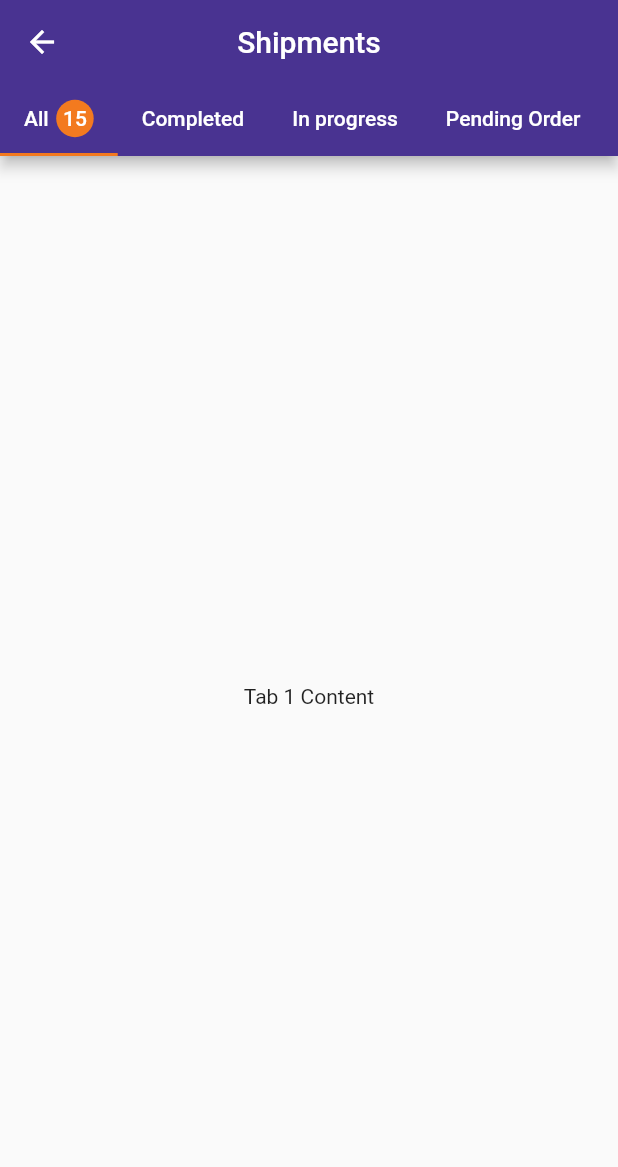
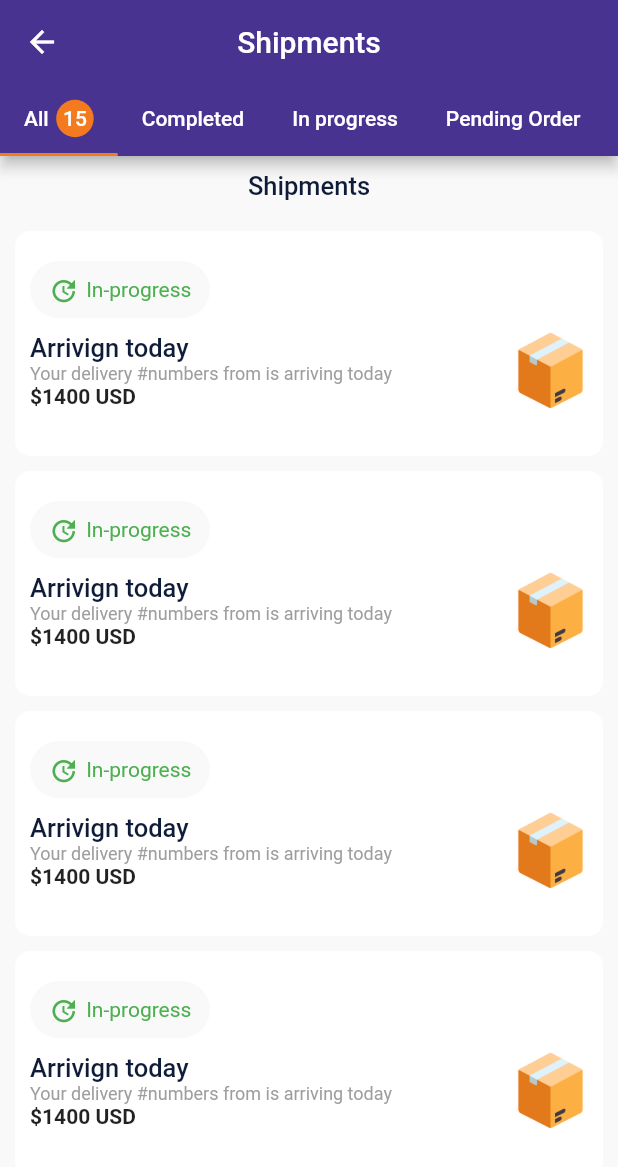
Before and after one commit to briankibiku/movemate, a Flutter app: the Shipments screen opened directly, on a phone screen of 412 x 824 dp. Shown: the top 1167 px of the screen. Run offline on Flutter 3.47's test engine with Material 2 defaults, Android fonts, the phone set to English and light mode, and no system bars; our stand-ins replace dio, freezed_annotation; network calls fail.

Commit message:
feat: add shipments list to app

```diff
--- a/lib/config/theme/theme.dart
+++ b/lib/config/theme/theme.dart
@@ -22,6 +22,10 @@ class AppTextStyles {
     fontSize: 18,
     fontWeight: FontWeight.bold,
   );
+  static const TextStyle currencyTextStyle = TextStyle(
+    fontSize: 14,
+    fontWeight: FontWeight.bold,
+  );
 
   static const TextStyle bodyTextStyle = TextStyle(
     fontSize: 16,
--- a/lib/features/homepage/presentation/pages/home/home_page.dart
+++ b/lib/features/homepage/presentation/pages/home/home_page.dart
@@ -21,7 +21,7 @@ class _HomePageState extends State<HomePage> {
     const HomePageContent(),
     const Calculator(),
     const Shipments(),
-    // const Profile(),
+    const Profile(),
   ];
   @override
   Widget build(BuildContext context) {
--- a/lib/features/homepage/presentation/widgets/freight_management_widget.dart
+++ b/lib/features/homepage/presentation/widgets/freight_management_widget.dart
@@ -83,13 +83,15 @@ class CardItem extends StatelessWidget {
   Widget build(BuildContext context) {
     return Container(
       margin: const EdgeInsets.all(5.0),
+      padding: const EdgeInsets.all(10.0),
       width: MediaQuery.of(context).size.width / 2.7,
       decoration: const BoxDecoration(
         color: Colors.white,
-          borderRadius: BorderRadius.all(Radius.circular(10))),
+        borderRadius: BorderRadius.all(
+          Radius.circular(10),
+        ),
+      ),
       // elevation: 4.0,
-      child: Padding(
-        padding: const EdgeInsets.all(10.0),
       child: Column(
         mainAxisAlignment: MainAxisAlignment.spaceBetween,
         crossAxisAlignment: CrossAxisAlignment.start,
@@ -118,7 +120,6 @@ class CardItem extends StatelessWidget {
           ),
         ],
       ),
-      ),
     );
   }
 }
--- a/lib/features/shipments/presentation/pages/shipments.dart
+++ b/lib/features/shipments/presentation/pages/shipments.dart
@@ -1,4 +1,6 @@
 import 'package:flutter/material.dart';
+import 'package:movemate/config/theme/theme.dart';
+import 'package:movemate/features/shipments/presentation/widgets/progress_indicator_widget.dart';
 
 class Shipments extends StatelessWidget {
   const Shipments({super.key});
@@ -52,22 +54,109 @@ class Shipments extends StatelessWidget {
             icon: const Icon(Icons.arrow_back),
           ),
         ),
-        body: const TabBarView(
+        body: TabBarView(
           children: <Widget>[
             // Content for the 'Active' tab
-            Center(child: Text('Tab 1 Content')),
-            Center(child: Text('Tab 2 Content')),
-            Center(child: Text('Tab 3 Content')),
-            Center(child: Text('Tab 4 Content')),
-            Center(child: Text('Tab 5 Content')),
+            Container(
+              color: const Color(0xFFF9F9F9),
+              // margin: const EdgeInsets.all(10),
+              padding: const EdgeInsets.all(10),
+              child: Column(
+                children: [
+                  const Text(
+                    'Shipments',
+                    style: AppTextStyles.mainHeadingTextStyle,
+                  ),
+                  const SizedBox(
+                    height: 20,
+                  ),
+                  Expanded(
+                    child: ListView.builder(
+                        itemCount: 5,
+                        itemBuilder: ((context, index) {
+                          return Column(
+                            children: [
+                              Container(
+                                height: 150,
+                                padding: const EdgeInsets.all(10),
+                                decoration: const BoxDecoration(
+                                    color: Colors.white,
+                                    borderRadius:
+                                        BorderRadius.all(Radius.circular(10))),
+                                child: Column(
+                                  crossAxisAlignment: CrossAxisAlignment.start,
+                                  children: [
+                                    const ShippingStatusIndicatorWidget(
+                                      icon: Icon(
+                                        Icons.update,
+                                        size: 20,
+                                        color: Colors.green,
+                                      ),
+                                      status: 'In-progress',
+                                    ),
+                                    const SizedBox(
+                                      height: 10,
+                                    ),
+                                    Row(
+                                      mainAxisAlignment:
+                                          MainAxisAlignment.spaceBetween,
+                                      children: [
+                                        const Column(
+                                          mainAxisAlignment:
+                                              MainAxisAlignment.spaceBetween,
+                                          crossAxisAlignment:
+                                              CrossAxisAlignment.start,
+                                          children: [
+                                            Column(
+                                              crossAxisAlignment:
+                                                  CrossAxisAlignment.start,
+                                              children: [
+                                                Text(
+                                                  'Arrivign today',
+                                                  style: AppTextStyles
+                                                      .mainHeadingTextStyle,
+                                                ),
+                                                Text(
+                                                  'Your delivery #numbers from is arriving today',
+                                                  style: AppTextStyles
+                                                      .metaDataTextStyle,
+                                                ),
+                                              ],
+                                            ),
+                                            Text(
+                                              '\$1400 USD',
+                                              style: AppTextStyles
+                                                  .currencyTextStyle,
+                                            ),
+                                          ],
+                                        ),
+                                        Image.asset(
+                                          'assets/images/package.png',
+                                          height: 50,
+                                          width: 50,
+                                        ),
+                                      ],
+                                    )
+                                  ],
+                                ),
+                              ),
+                              const SizedBox(
+                                height: 10,
+                              ),
+                            ],
+                          );
+                        })),
+                  )
+                ],
+              ),
+            ),
+            const Center(child: Text('Tab 2 Content')),
+            const Center(child: Text('Tab 3 Content')),
+            const Center(child: Text('Tab 4 Content')),
+            const Center(child: Text('Tab 5 Content')),
           ],
         ),
       ),
     );
-
-    // Scaffold(
-    //   appBar: customAppBar(context, 'Shipments'),
-    //   body: const Text('Shipments'),
-    // );
   }
 }
--- /dev/null
+++ b/lib/features/shipments/presentation/widgets/progress_indicator_widget.dart
@@ -0,0 +1,35 @@
+import 'package:flutter/material.dart';
+
+class ShippingStatusIndicatorWidget extends StatelessWidget {
+  final Icon icon;
+  final String status;
+  const ShippingStatusIndicatorWidget(
+      {super.key, required this.icon, required this.status});
+
+  @override
+  Widget build(BuildContext context) {
+    return Container(
+      padding: const EdgeInsets.all(10),
+      margin: const EdgeInsets.only(top: 10),
+      width: 120,
+      height: 38,
+      decoration: const BoxDecoration(
+          color: Color(0xFFF9F9F9),
+          borderRadius: BorderRadius.all(Radius.circular(20))),
+      child: Row(
+        crossAxisAlignment: CrossAxisAlignment.center,
+        mainAxisAlignment: MainAxisAlignment.center,
+        children: [
+          icon,
+          const SizedBox(
+            width: 5,
+          ),
+          Text(
+            status,
+            style: const TextStyle(color: Colors.green),
+          )
+        ],
+      ),
+    );
+  }
+}
```
Also changed, not shown: assets/images/package.png (added). Lines whose indentation alone changed are shown as unchanged.
